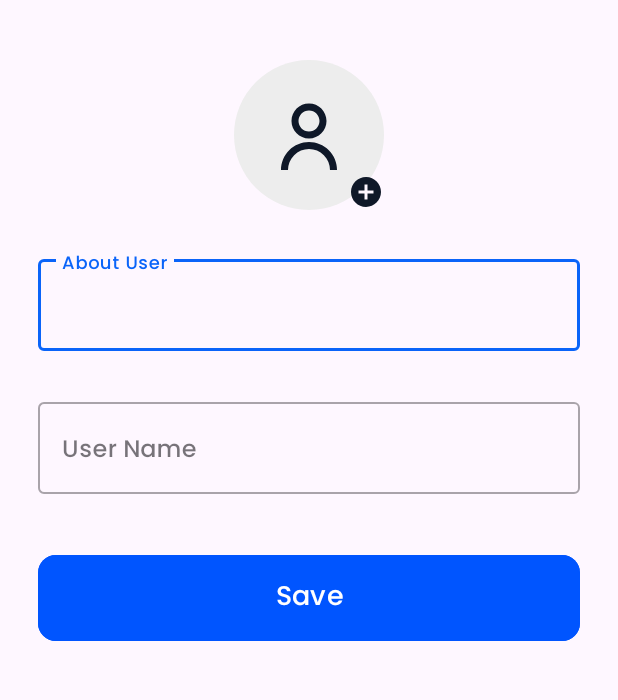
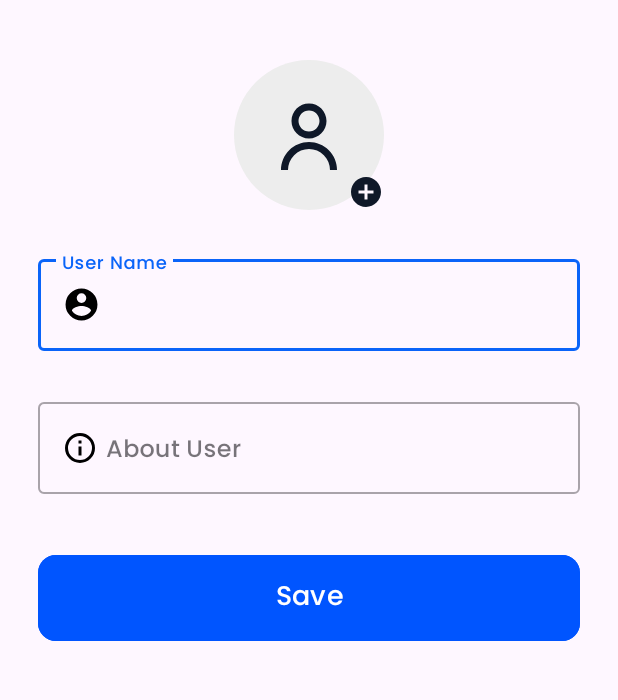
Before and after one commit to Omkarnirala/chat_app, an Android app: the layout fragment_profile.xml on its own in the app's theme, with its tools: preview values and no code run, on a phone screen of 412 x 824 dp, the part 96-796 px from its top. Run offline under Robolectric (Android 15) with nearby library versions, the phone set to English and light mode, and no system bars.

Commit message:
update: profile screen

```diff
--- a/app/src/main/java/com/omkar/chatapp/ui/chat/messaging/MessageFragment.kt
+++ b/app/src/main/java/com/omkar/chatapp/ui/chat/messaging/MessageFragment.kt
@@ -240,7 +240,6 @@ class MessageFragment : BaseFragment() {
             .addOnCompleteListener {
                 if (it.isSuccessful) {
                     b.etMessage.text?.clear()
-                    messages.add(Message(message, System.currentTimeMillis(), currentData?.displayName.toString()))
                     FirebaseUtil.getOtherUserOnlineStatus(receiverData?.uid)
                         .get()
                         .addOnCompleteListener { value ->
--- /dev/null
+++ b/app/src/main/res/drawable/ic_profile.xml
@@ -0,0 +1,9 @@
+<vector xmlns:android="http://schemas.android.com/apk/res/android"
+    android:width="25.945dp"
+    android:height="25.945dp"
+    android:viewportWidth="25.945"
+    android:viewportHeight="25.945">
+  <path
+      android:pathData="M12.973,2.359A10.614,10.614 0,1 0,23.587 12.973,10.618 10.618,0 0,0 12.973,2.359ZM12.973,5.543A3.184,3.184 0,1 1,9.789 8.727,3.18 3.18,0 0,1 12.973,5.543ZM12.973,20.615a7.643,7.643 0,0 1,-6.368 -3.418c0.032,-2.112 4.246,-3.269 6.368,-3.269s6.336,1.157 6.368,3.269A7.643,7.643 0,0 1,12.973 20.615Z"
+      android:fillColor="#000"/>
+</vector>
--- /dev/null
+++ b/app/src/main/res/drawable/ic_store_info.xml
@@ -0,0 +1,9 @@
+<vector xmlns:android="http://schemas.android.com/apk/res/android"
+    android:width="24dp"
+    android:height="24dp"
+    android:viewportWidth="24"
+    android:viewportHeight="24">
+  <path
+      android:pathData="M11,7h2L13,9L11,9ZM11,11h2v6L11,17ZM12,2A10,10 0,1 0,22 12,10 10,0 0,0 12,2ZM12,20a8,8 0,1 1,8 -8A8.011,8.011 0,0 1,12 20Z"
+      android:fillColor="#FF000000"/>
+</vector>
--- a/app/src/main/res/layout/fragment_profile.xml
+++ b/app/src/main/res/layout/fragment_profile.xml
@@ -25,8 +25,8 @@
                 android:id="@+id/ivBack"
                 android:layout_width="wrap_content"
                 android:layout_height="match_parent"
+                android:paddingHorizontal="@dimen/five_dp"
                 android:src="@drawable/left_2"
-                android:paddingHorizontal="@dimen/five_dp"
                 app:layout_constraintBottom_toBottomOf="parent"
                 app:layout_constraintStart_toStartOf="parent"
                 app:layout_constraintTop_toTopOf="parent" />
@@ -94,7 +94,7 @@
         app:layout_constraintStart_toStartOf="@+id/ivProfile" />
 
     <com.google.android.material.textfield.TextInputLayout
-        android:id="@+id/tilAboutUser"
+        android:id="@+id/tilUserName"
         style="@style/Widget.MaterialComponents.TextInputLayout.OutlinedBox"
         android:layout_width="match_parent"
         android:layout_height="wrap_content"
@@ -107,11 +107,13 @@
         app:layout_constraintTop_toBottomOf="@+id/ivAddProfilePic">
 
         <com.google.android.material.textfield.TextInputEditText
-            android:id="@+id/tietAboutUser"
+            android:id="@+id/tietUserName"
             android:layout_width="match_parent"
             android:layout_height="wrap_content"
             android:fontFamily="@font/poppins_medium"
-            android:hint="@string/about_user"
+            android:drawableStart="@drawable/ic_profile"
+            android:drawablePadding="@dimen/five_dp"
+            android:hint="@string/username"
             android:inputType="text"
             android:maxLength="@integer/email_length"
             android:maxLines="@integer/one_line" />
@@ -119,24 +121,26 @@
     </com.google.android.material.textfield.TextInputLayout>
 
     <com.google.android.material.textfield.TextInputLayout
-        android:id="@+id/tilUserName"
+        android:id="@+id/tilAboutUser"
         style="@style/Widget.MaterialComponents.TextInputLayout.OutlinedBox"
         android:layout_width="match_parent"
         android:layout_height="wrap_content"
         android:layout_marginHorizontal="@dimen/twenty_five_dp"
         android:layout_marginTop="@dimen/eight_dp"
-        android:nextFocusDown="@id/tilMerchantPassword"
+        android:nextFocusDown="@id/buttonSave"
         app:errorEnabled="true"
         app:layout_constraintEnd_toEndOf="parent"
         app:layout_constraintStart_toStartOf="parent"
-        app:layout_constraintTop_toBottomOf="@+id/tilAboutUser">
+        app:layout_constraintTop_toBottomOf="@+id/tilUserName">
 
         <com.google.android.material.textfield.TextInputEditText
-            android:id="@+id/tietUserName"
+            android:id="@+id/tietAboutUser"
             android:layout_width="match_parent"
             android:layout_height="wrap_content"
             android:fontFamily="@font/poppins_medium"
-            android:hint="@string/username"
+            android:drawableStart="@drawable/ic_store_info"
+            android:drawablePadding="@dimen/five_dp"
+            android:hint="@string/about_user"
             android:inputType="text"
             android:maxLength="@integer/email_length"
             android:maxLines="@integer/one_line" />
@@ -160,6 +164,6 @@
         app:cornerRadius="12dp"
         app:layout_constraintEnd_toEndOf="parent"
         app:layout_constraintStart_toStartOf="parent"
-        app:layout_constraintTop_toBottomOf="@+id/tilUserName" />
+        app:layout_constraintTop_toBottomOf="@+id/tilAboutUser" />
 
 </androidx.constraintlayout.widget.ConstraintLayout>
```
Also changed, not shown: app/src/main/java/com/omkar/chatapp/ui/chat/profile/ProfileFragment.kt (+19 -1 lines), app/src/main/java/com/omkar/chatapp/ui/signin/signup/SignupFragment.kt (+31 -0 lines), app/src/main/res/drawable/ic_email.xml (added, +9 -0 lines), app/src/main/res/drawable/lock_screen.xml (added, +38 -0 lines), app/src/main/res/layout/fragment_signup.xml (+7 -0 lines).
